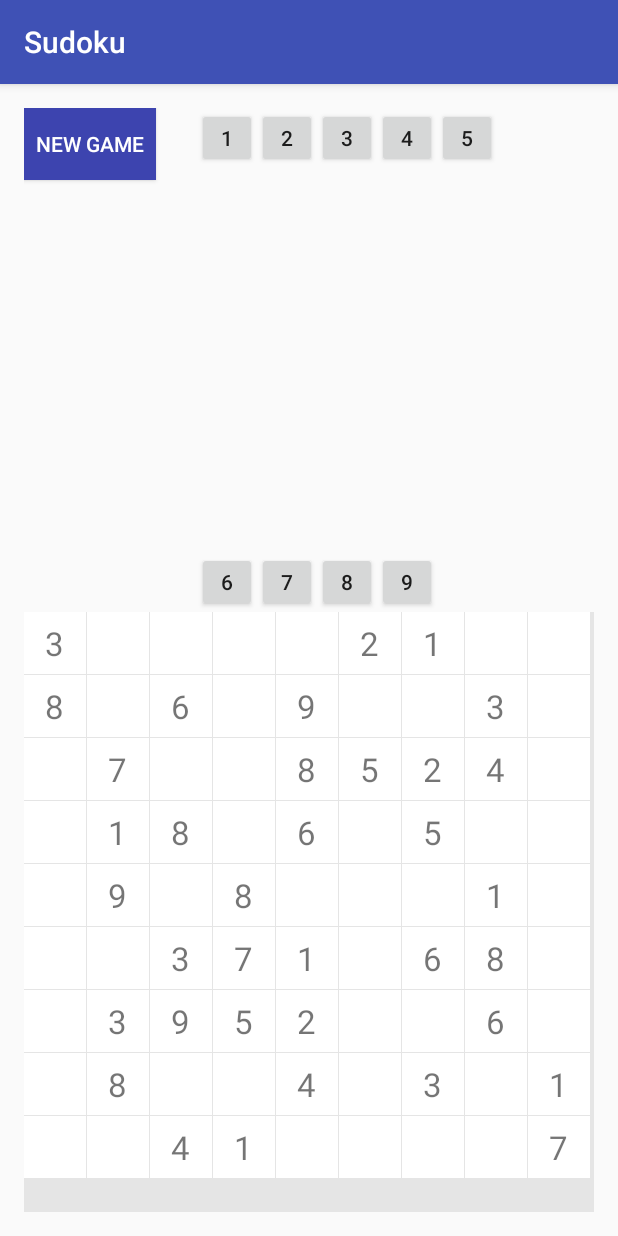
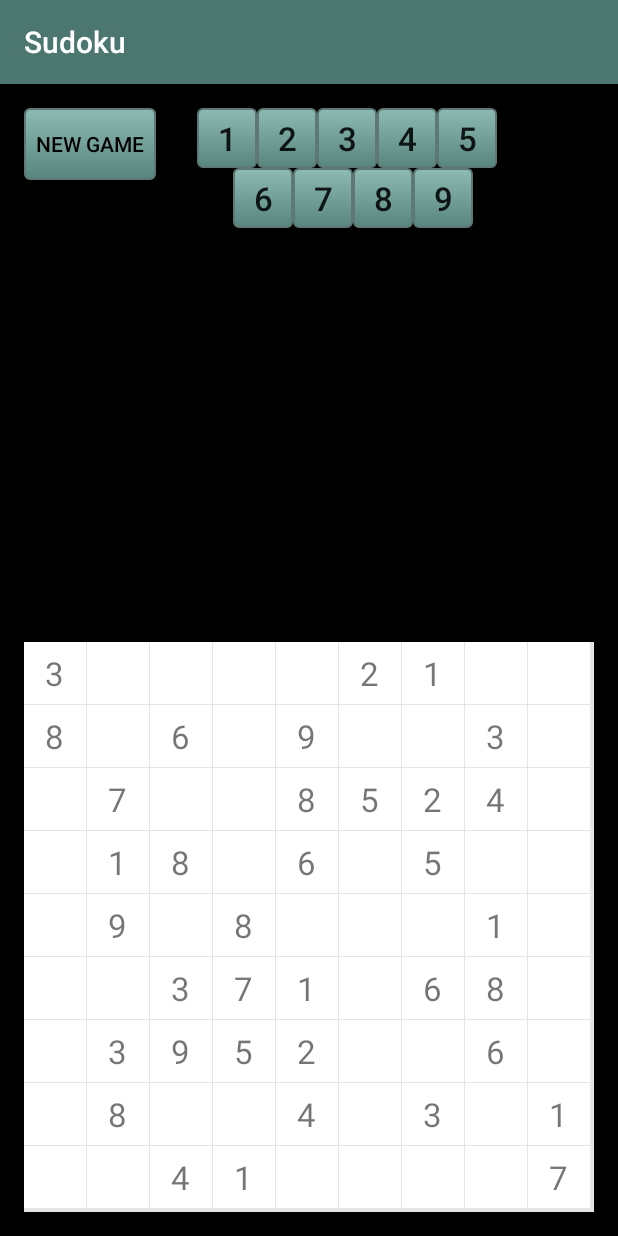
Before and after one commit to Mons1Oerjan/Sudoku, an Android app: the screen it shows after launch (MainActivity), on a phone screen of 412 x 824 dp. Run offline under Robolectric (Android 15) with nearby library versions, the phone set to English and light mode, and no system bars.

Commit message:
Redesigned the application theme

```diff
--- a/app/src/main/java/com/mons/sudoku/MainActivity.java
+++ b/app/src/main/java/com/mons/sudoku/MainActivity.java
@@ -83,8 +83,9 @@ public class MainActivity extends AppCompatActivity
                     //the move is legal:
                     gridItems[i] = buttonValue;
                     sudoku.newMove(i, moveNumericValue);
+                    //check if the player won the game:
                     if(sudoku.checkWinState()){
-                        winPopupView();
+                        winPopupView(checkAllGridItems());
                     }
                 } else {
                     //the move is illegal:
@@ -95,6 +96,20 @@ public class MainActivity extends AppCompatActivity
                 gridView.setAdapter(gridAdapter);
             }
         });
+    }
+
+    /**
+     * Function that checks if all gridItems have been filled in by the player.
+     * The player wins the game if all grid items have been filled in.
+     * @return
+     */
+    private boolean checkAllGridItems(){
+        for (int i = 0; i < gridItems.length; i++) {
+            if (gridItems[i] == ""){
+                return false;
+            }
+        }
+        return true;
     }
 
     /**
@@ -192,7 +207,14 @@ public class MainActivity extends AppCompatActivity
      * Wrapper function for the Win Popup View.
      * This function creates and shows the popup view.
      */
-    private void winPopupView(){
+    private void winPopupView(boolean wonGame){
+        if (wonGame){
+            winPopup.setTitle("Congratulations!");
+            winPopup.setMessage("You have successfully solved the Sudoku puzzle.");
+        } else {
+            winPopup.setTitle("Game Over.");
+            winPopup.setMessage("Please try again!");
+        }
         AlertDialog alert11 = winPopup.create();
         alert11.show();
     }
@@ -218,8 +240,6 @@ public class MainActivity extends AppCompatActivity
      */
     private void buildWinPopupView(){
         winPopup = new AlertDialog.Builder(MainActivity.this);
-        winPopup.setTitle("Congratulations!");
-        winPopup.setMessage("You have successfully solved the Sudoku puzzle.");
         winPopup.setCancelable(true);
 
         winPopup.setPositiveButton("New Game", new DialogInterface.OnClickListener() {
--- a/app/src/main/java/com/mons/sudoku/SudokuDB.java
+++ b/app/src/main/java/com/mons/sudoku/SudokuDB.java
@@ -9,7 +9,6 @@ import java.util.Random;
  *
  * Created by mons on 2017-01-29.
  */
-
 public class SudokuDB {
 
     private static ArrayList<int[]> games = new ArrayList<>();
@@ -26,7 +25,6 @@ public class SudokuDB {
             0, 0, 0, 0, 0, 0, 0, 0, 0,
             0, 0, 0, 0, 0, 0, 0, 0, 0,
     };
-
     private static final int[] game1 = new int[] {
             0, 0, 4, 8, 0, 0, 0, 0, 0,
             0, 9, 0, 4, 6, 0, 0, 7, 0,
@@ -38,7 +36,6 @@ public class SudokuDB {
             0, 6, 0, 0, 3, 7, 0, 2, 0,
             0, 0, 0, 0, 0, 4, 1, 0, 0,
     };
-
     private static final int[] game2 = new int[] {
             3, 0, 0, 0, 0, 2, 1, 0, 0,
             8, 0, 6, 0, 9, 0, 0, 3, 0,
@@ -50,7 +47,6 @@ public class SudokuDB {
             0, 8, 0, 0, 4, 0, 3, 0, 1,
             0, 0, 4, 1, 0, 0, 0, 0, 7,
     };
-
     private static final int[] game3 = new int[] {
             8, 5, 0, 2, 1, 0, 0, 9, 0,
             0, 0, 7, 0, 0, 3, 4, 0, 6,
@@ -62,30 +58,48 @@ public class SudokuDB {
             1, 0, 2, 6, 0, 0, 3, 0, 0,
             0, 9, 0, 0, 4, 8, 0, 7, 2,
     };
+    private static final int[] game4 = new int[] {
+            5, 3, 0, 0, 7, 0, 0, 0, 0,
+            6, 0, 0, 1, 9, 5, 0, 0, 0,
+            0, 9, 8, 0, 0, 0, 0, 6, 0,
+            8, 0, 0, 0, 6, 0, 0, 0, 3,
+            4, 0, 0, 8, 0, 3, 0, 0, 1,
+            7, 0, 0, 0, 2, 0, 0, 0, 6,
+            0, 6, 0, 0, 0, 0, 2, 8, 0,
+            0, 0, 0, 4, 1, 9, 0, 0, 5,
+            0, 0, 0, 0, 8, 0, 0, 7, 9,
+    };
+    private static final int[] game5 = new int[] {
+            0, 8, 0, 0, 7, 0, 5, 0, 3,
+            0, 0, 5, 9, 6, 0, 0, 4, 0,
+            0, 0, 0, 0, 0, 0, 2, 6, 0,
+            0, 0, 0, 0, 2, 0, 0, 0, 0,
+            6, 2, 0, 0, 5, 7, 3, 0, 1,
+            0, 7, 3, 1, 9, 0, 0, 2, 5,
+            0, 6, 2, 0, 3, 0, 0, 0, 4,
+            5, 0, 0, 0, 1, 8, 9, 0, 0,
+            3, 0, 1, 0, 0, 0, 0, 0, 0,
+    };
 
+    /**
+     * Function that adds all games to the games list.
+     */
     private static void initGames(){
         games.add(game1);
         games.add(game2);
         games.add(game3);
+        games.add(game4);
+        games.add(game5);
     }
 
-
+    /**
+     * Gets a random game from the list of all games.
+     * @return
+     */
     public static int[] getRandomGame(){
-        initGames();
+        if (games.isEmpty()){
+            initGames();
+        }
         return games.get(randomGenerator.nextInt(games.size()));
     }
-
-    public static int[] getGame1(){
-        return game1;
-    }
-
-    public static int[] getGame2(){
-        return game2;
-    }
-
-    public static int[] getGame3(){
-        return game3;
-    }
-
-
 }
--- /dev/null
+++ b/app/src/main/res/drawable/roundbutton.xml
@@ -0,0 +1,24 @@
+<?xml version="1.0" encoding="utf-8"?>
+<selector xmlns:android="http://schemas.android.com/apk/res/android" >
+    <item android:state_pressed="true" >
+        <shape android:shape="rectangle"  >
+            <corners android:radius="3dip" />
+            <stroke android:width="1dip" android:color="#5e7974" />
+            <gradient android:angle="-90" android:startColor="#345953" android:endColor="#689a92"  />
+        </shape>
+    </item>
+    <item android:state_focused="true">
+        <shape android:shape="rectangle"  >
+            <corners android:radius="3dip" />
+            <stroke android:width="1dip" android:color="#5e7974" />
+            <solid android:color="#58857e"/>
+        </shape>
+    </item>
+    <item >
+        <shape android:shape="rectangle"  >
+            <corners android:radius="3dip" />
+            <stroke android:width="1dip" android:color="#5e7974" />
+            <gradient android:angle="-90" android:startColor="#8dbab3" android:endColor="#58857e" />
+        </shape>
+    </item>
+</selector>
--- a/app/src/main/res/layout/activity_main.xml
+++ b/app/src/main/res/layout/activity_main.xml
@@ -9,6 +9,7 @@
     android:paddingLeft="@dimen/activity_horizontal_margin"
     android:paddingRight="@dimen/activity_horizontal_margin"
     android:paddingTop="@dimen/activity_vertical_margin"
+    android:background="@drawable/background"
     tools:context="com.mons.sudoku.MainActivity">
 
     <GridView
@@ -18,24 +19,15 @@
         android:verticalSpacing="1dp"
         android:numColumns="9"
         android:background="#e5e5e5"
-        android:layout_height="400dp"
+        android:layout_height="380dp"
         android:layout_alignParentBottom="true"
         android:layout_alignParentLeft="true"
         android:layout_alignParentStart="true" />
 
     <Button
-        android:text="New Game"
-        android:layout_width="wrap_content"
-        android:layout_height="wrap_content"
-        android:layout_alignParentTop="true"
-        android:layout_alignParentLeft="true"
-        android:layout_alignParentStart="true"
-        android:textColor="#fff"
-        android:background="#3d44af"
-        android:id="@+id/new_game_button" />
-
-    <Button
         android:text="2"
+        android:textSize="22dp"
+        android:background="@drawable/roundbutton"
         android:layout_width="40dp"
         android:layout_height="40dp"
         android:id="@+id/button_2"
@@ -45,6 +37,8 @@
 
     <Button
         android:text="3"
+        android:textSize="22dp"
+        android:background="@drawable/roundbutton"
         android:layout_width="40dp"
         android:layout_height="40dp"
         android:id="@+id/button_3"
@@ -54,6 +48,8 @@
 
     <Button
         android:text="4"
+        android:textSize="22dp"
+        android:background="@drawable/roundbutton"
         android:layout_width="40dp"
         android:layout_height="40dp"
         android:id="@+id/button_4"
@@ -62,43 +58,9 @@
         android:layout_toEndOf="@+id/button_3" />
 
     <Button
-        android:text="6"
-        android:layout_width="40dp"
-        android:layout_height="40dp"
-        android:id="@+id/button_6"
-        android:layout_above="@+id/myGridView"
-        android:layout_alignLeft="@+id/button_1"
-        android:layout_alignStart="@+id/button_1" />
-
-    <Button
-        android:text="7"
-        android:layout_width="40dp"
-        android:layout_height="40dp"
-        android:id="@+id/button_7"
-        android:layout_above="@+id/myGridView"
-        android:layout_toRightOf="@+id/button_1"
-        android:layout_toEndOf="@+id/button_1" />
-
-    <Button
-        android:text="8"
-        android:layout_width="40dp"
-        android:layout_height="40dp"
-        android:id="@+id/button_8"
-        android:layout_above="@+id/myGridView"
-        android:layout_toRightOf="@+id/button_2"
-        android:layout_toEndOf="@+id/button_2" />
-
-    <Button
-        android:text="9"
-        android:layout_width="40dp"
-        android:layout_height="40dp"
-        android:id="@+id/button_9"
-        android:layout_above="@+id/myGridView"
-        android:layout_toRightOf="@+id/button_3"
-        android:layout_toEndOf="@+id/button_3" />
-
-    <Button
         android:text="1"
+        android:textSize="22dp"
+        android:background="@drawable/roundbutton"
         android:layout_width="40dp"
         android:layout_height="40dp"
         android:id="@+id/button_1"
@@ -110,6 +72,8 @@
 
     <Button
         android:text="5"
+        android:textSize="22dp"
+        android:background="@drawable/roundbutton"
         android:layout_width="40dp"
         android:layout_height="40dp"
         android:id="@+id/button_5"
@@ -117,4 +81,61 @@
         android:layout_toRightOf="@+id/button_4"
         android:layout_toEndOf="@+id/button_4" />
 
+    <Button
+        android:text="New Game"
+        android:layout_width="wrap_content"
+        android:layout_height="wrap_content"
+        android:textColor="#000"
+        android:background="@drawable/roundbutton"
+        android:id="@+id/new_game_button"
+        android:layout_alignParentTop="true"
+        android:layout_alignParentLeft="true"
+        android:layout_alignParentStart="true" />
+
+    <Button
+        android:text="9"
+        android:textSize="22dp"
+        android:background="@drawable/roundbutton"
+        android:layout_width="40dp"
+        android:layout_height="40dp"
+        android:id="@+id/button_9"
+        android:layout_below="@+id/button_4"
+        android:layout_alignRight="@+id/button_5"
+        android:layout_alignEnd="@+id/button_5"
+        android:layout_marginRight="16dp"
+        android:layout_marginEnd="16dp" />
+
+    <Button
+        android:text="8"
+        android:textSize="22dp"
+        android:background="@drawable/roundbutton"
+        android:layout_width="40dp"
+        android:layout_height="40dp"
+        android:id="@+id/button_8"
+        android:layout_below="@+id/button_3"
+        android:layout_toLeftOf="@+id/button_9"
+        android:layout_toStartOf="@+id/button_9" />
+
+    <Button
+        android:text="7"
+        android:textSize="22dp"
+        android:background="@drawable/roundbutton"
+        android:layout_width="40dp"
+        android:layout_height="40dp"
+        android:id="@+id/button_7"
+        android:layout_below="@+id/button_2"
+        android:layout_toLeftOf="@+id/button_8"
+        android:layout_toStartOf="@+id/button_8" />
+
+    <Button
+        android:text="6"
+        android:textSize="22dp"
+        android:background="@drawable/roundbutton"
+        android:layout_width="40dp"
+        android:layout_height="40dp"
+        android:id="@+id/button_6"
+        android:layout_below="@+id/button_2"
+        android:layout_toLeftOf="@+id/button_7"
+        android:layout_toStartOf="@+id/button_7" />
+
 </RelativeLayout>
--- a/app/src/main/res/values/colors.xml
+++ b/app/src/main/res/values/colors.xml
@@ -1,6 +1,6 @@
 <?xml version="1.0" encoding="utf-8"?>
 <resources>
-    <color name="colorPrimary">#3F51B5</color>
-    <color name="colorPrimaryDark">#303F9F</color>
-    <color name="colorAccent">#FF4081</color>
+    <color name="colorPrimary">#4c7670</color>
+    <color name="colorPrimaryDark">#39393b</color>
+    <color name="colorAccent">#610424</color>
 </resources>
--- a/app/src/main/res/values/styles.xml
+++ b/app/src/main/res/values/styles.xml
@@ -7,5 +7,4 @@
         <item name="colorPrimaryDark">@color/colorPrimaryDark</item>
         <item name="colorAccent">@color/colorAccent</item>
     </style>
-
 </resources>
```
Also changed, not shown: app/src/main/res/drawable/background.png (added).
